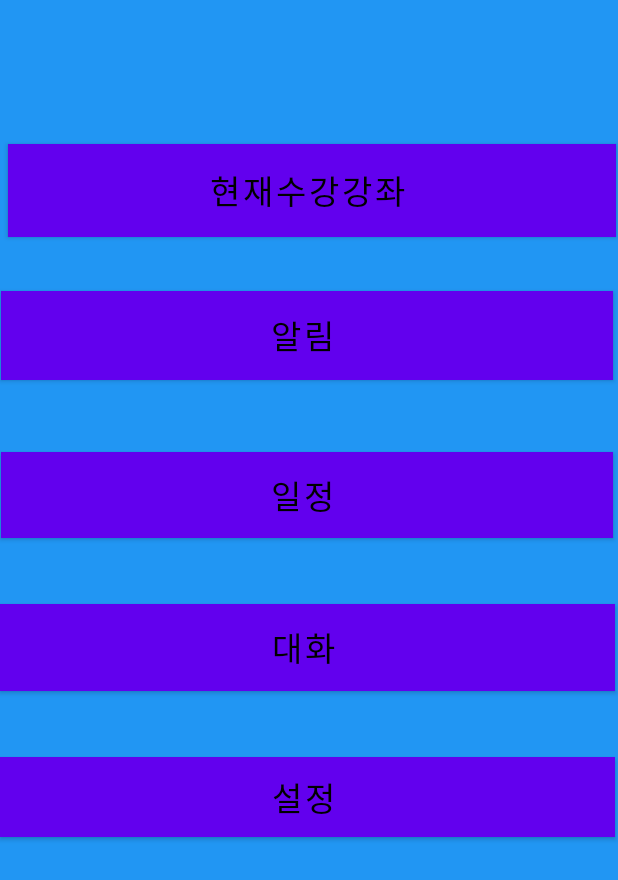
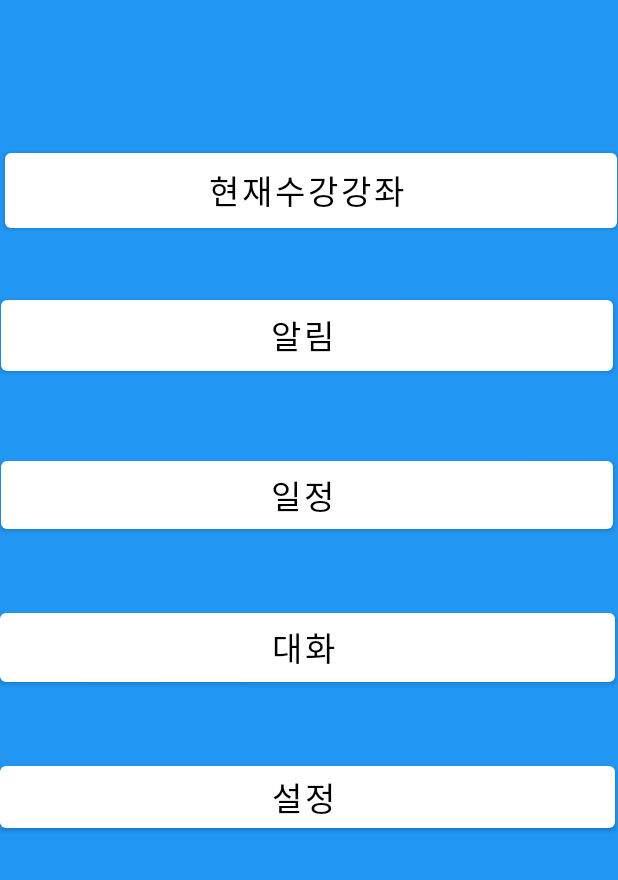
Before and after one commit to Kim1254/ccpp, an Android app: the layout fragment_layout.xml on its own in the app's theme, with its tools: preview values and no code run, on a phone screen of 412 x 824 dp. Shown: the top 880 px of the screen. Run offline under Robolectric (Android 15) with nearby library versions, the phone set to English and light mode, and no system bars.

Commit message:
Update fragment_layout.xml

```diff
--- a/app/src/main/res/layout/fragment_layout.xml
+++ b/app/src/main/res/layout/fragment_layout.xml
@@ -15,11 +15,11 @@
 
     <Button
         android:id="@+id/btnTop"
-        android:layout_width="405dp"
+        android:layout_width="408dp"
         android:layout_height="62dp"
         android:layout_marginTop="96dp"
 
-        android:background="@color/white"
+        app:backgroundTint="@color/white"
         android:paddingLeft="10dp"
         android:text="현재수강강좌"
         android:textColor="@color/black"
@@ -34,7 +34,7 @@
         android:id="@+id/btn2"
         android:layout_width="408dp"
         android:layout_height="59dp"
-        android:background="@color/white"
+        app:backgroundTint="@color/white"
 
         android:layout_marginTop="36dp"
         android:text="알림"
@@ -48,7 +48,7 @@
 
     <Button
         android:id="@+id/btn3"
-        android:background="@color/white"
+        app:backgroundTint="@color/white"
         android:layout_width="408dp"
         android:layout_height="57dp"
         android:layout_marginTop="48dp"
@@ -65,7 +65,7 @@
         android:id="@+id/btn4"
         android:layout_width="410dp"
         android:layout_height="58dp"
-        android:background="@color/white"
+        app:backgroundTint="@color/white"
         android:layout_marginTop="44dp"
         android:text="대화"
         android:textColor="@color/black"
@@ -81,7 +81,7 @@
         android:layout_width="410dp"
         android:layout_height="53dp"
         android:layout_marginTop="44dp"
-        android:background="@color/white"
+        app:backgroundTint="@color/white"
         android:text="설정"
         android:textColor="@color/black"
         android:textSize="22dp"
```
